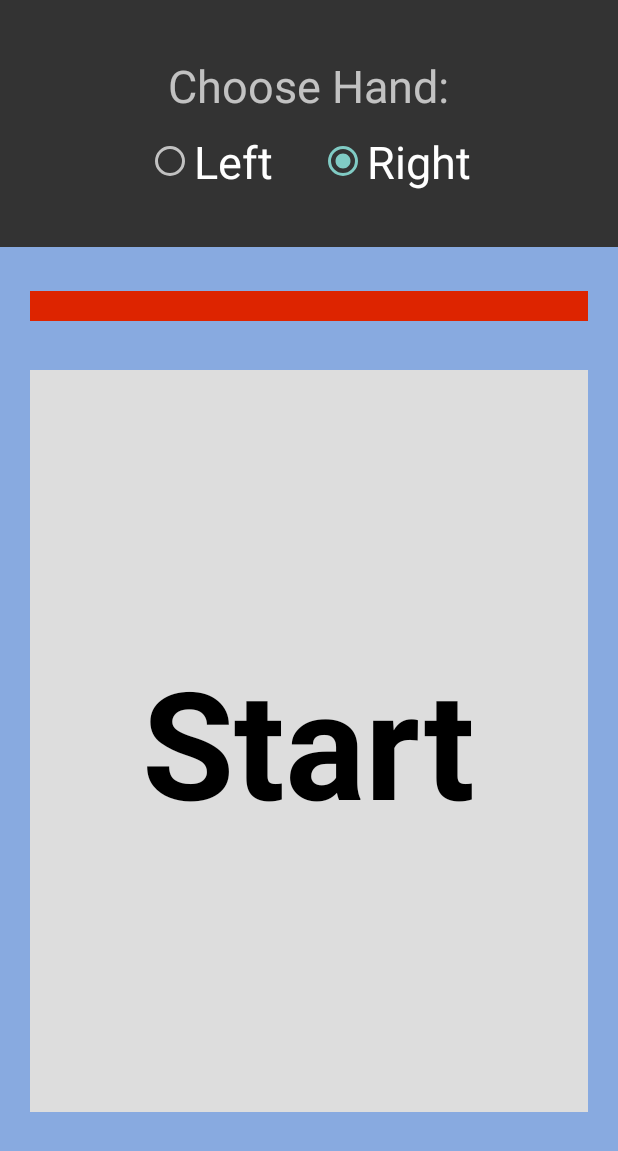
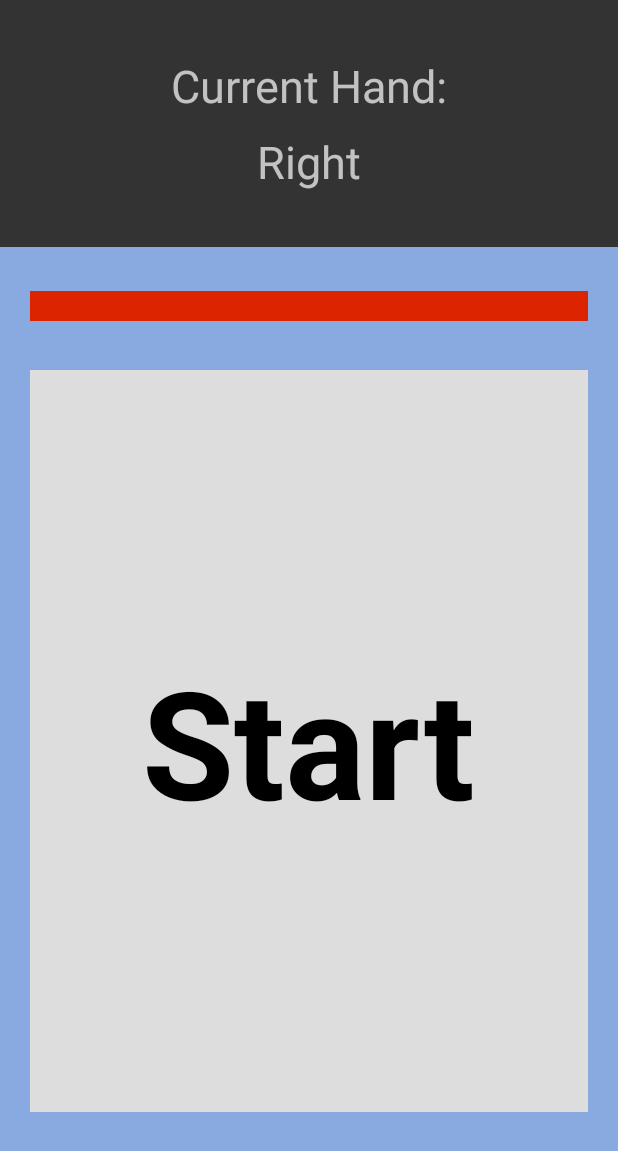
Before and after one commit to ptar104/CMSC436_MS_Detector_Team_Koutras, an Android app: the TappingActivity screen opened directly, with no data from a screen before it, on a phone screen of 412 x 824 dp. Shown: the top 1151 px of the screen. Run offline under Robolectric (Android 15) with nearby library versions, the phone set to English and light mode, and no system bars.

Commit message:
Multi Trial Tap Test
added 3 trials for right and left hand, removed radio buttons.
Organized the countdown timers

```diff
--- a/app/src/main/res/layout/activity_tapping.xml
+++ b/app/src/main/res/layout/activity_tapping.xml
@@ -20,31 +20,19 @@
         <TextView
             android:layout_width="wrap_content"
             android:layout_height="wrap_content"
-            android:text="Choose Hand:"
+            android:text="Current Hand:"
             android:textSize="30sp"
             android:layout_marginBottom="10dp"/>
 
-        <RadioGroup xmlns:android="http://schemas.android.com/apk/res/android"
+        <TextView
             android:layout_width="wrap_content"
             android:layout_height="wrap_content"
-            android:orientation="horizontal"
-            android:checkedButton="@+id/Right">
-            <RadioButton android:id="@+id/Left"
-                android:layout_width="wrap_content"
-                android:layout_height="wrap_content"
-                android:text="Left"
-                android:textSize="30sp"
-                android:layout_marginRight="15dp"
-                android:onClick="onHandChanged"/>
-            <RadioButton android:id="@+id/Right"
-                android:layout_width="wrap_content"
-                android:layout_height="wrap_content"
-                android:text="Right"
-                android:textSize="30sp"
-                android:layout_marginLeft="15dp"
-                android:checked="true"
-                android:onClick="onHandChanged"/>
-        </RadioGroup>
+            android:text="Right"
+            android:id="@+id/currentHandText"
+            android:textSize="30sp"
+            />
+
+
     </LinearLayout>
 
     <ProgressBar
```
Also changed, not shown: app/src/main/java/com/capstone/petros/cmsc436msdetector/TappingActivity.java (+125 -92 lines).
